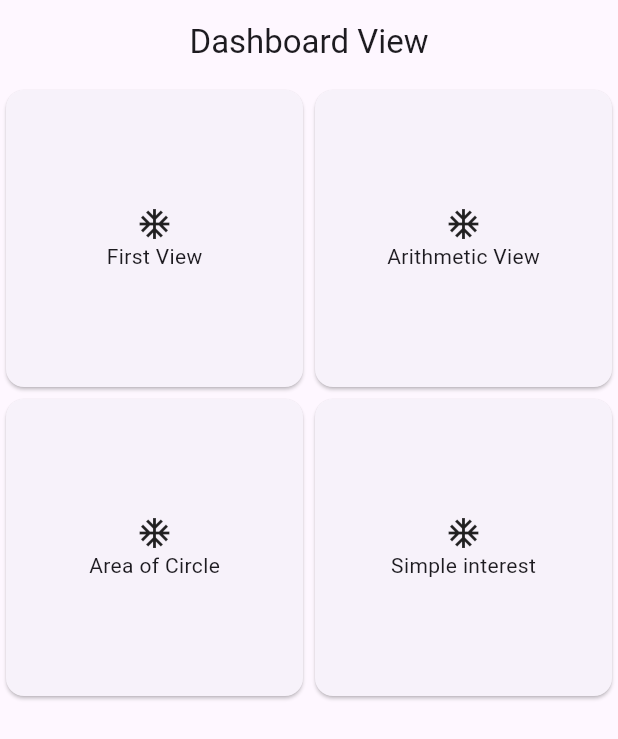
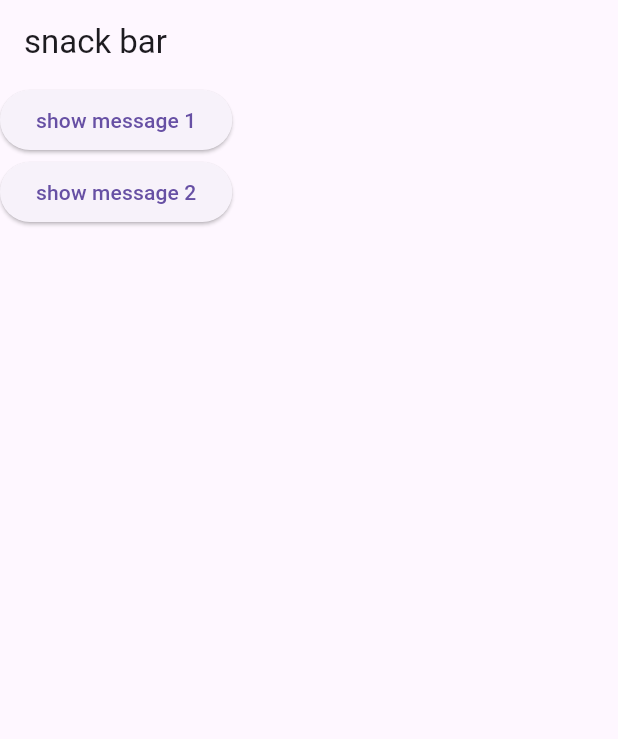
Before and after one commit to kushal1373/First_assignment, a Flutter app: the screen it shows after launch, on a phone screen of 412 x 824 dp. Shown: the top 739 px of the screen. Run offline on Flutter 3.47's test engine with Material 3 defaults, Android fonts, the phone set to English and light mode, and no system bars.

Commit message:
Class practice

```diff
--- a/first_assignment/lib/app.dart
+++ b/first_assignment/lib/app.dart
@@ -1,6 +1,10 @@
+import 'package:first_assignment/view/column_view.dart';
+import 'package:first_assignment/view/container_view.dart';
 import 'package:first_assignment/view/dashboard_view.dart';
+import 'package:first_assignment/view/flexible_expanded_view.dart';
+import 'package:first_assignment/view/load_image_view.dart';
+import 'package:first_assignment/view/show_snack_bar_view.dart';
 import 'package:flutter/material.dart';
-
 
 class MyApp extends StatelessWidget {
   const MyApp({super.key});
@@ -9,8 +13,7 @@ class MyApp extends StatelessWidget {
   Widget build(BuildContext context) {
     return const MaterialApp(
       debugShowCheckedModeBanner: false,
-      home: DashboardView(),
-
+      home: ShowSnackbarView(),
     );
   }
 }
--- /dev/null
+++ b/first_assignment/lib/view/show_snack_bar_view.dart
@@ -0,0 +1,40 @@
+import 'package:flutter/material.dart';
+
+class ShowSnackbarView extends StatefulWidget {
+  const ShowSnackbarView({super.key});
+
+  @override
+  State<ShowSnackbarView> createState() => _ShowSnackbarViewState();
+}
+
+class _ShowSnackbarViewState extends State<ShowSnackbarView> {
+  _showSnackbar() {
+    ScaffoldMessenger.of(context).showSnackBar(const SnackBar(
+      content: Text("hello world1"),
+      duration: Duration(seconds: 3),
+    ));
+  }
+
+  _showSnack1() {
+    ScaffoldMessenger.of(context).showSnackBar(const SnackBar(
+      content: Text("hello kushal"),
+      duration: Duration(seconds: 3),
+    ));
+  }
+
+  @override
+  Widget build(BuildContext context) {
+    return Scaffold(
+      appBar: AppBar(
+        title: Text("snack bar"),
+      ),
+      body: Column(
+        children: [
+          ElevatedButton(
+              onPressed: _showSnackbar, child: Text("show message 1")),
+          ElevatedButton(onPressed: _showSnack1, child: Text("show message 2"))
+        ],
+      ),
+    );
+  }
+}
--- a/first_assignment/pubspec.yaml
+++ b/first_assignment/pubspec.yaml
@@ -59,9 +59,9 @@ flutter:
   uses-material-design: true
 
   # To add assets to your application, add an assets section, like this:
-  # assets:
-  #   - images/a_dot_burr.jpeg
-  #   - images/a_dot_ham.jpeg
+  assets:
+    - assets/images/
+    - assets/images/
 
   # An image asset can refer to one or more resolution-specific "variants", see
   # https://flutter.dev/assets-and-images/#resolution-aware
```
Also changed, not shown: first_assignment/lib/view/column_view.dart (added, +32 -0 lines), first_assignment/lib/view/container_view.dart (added, +36 -0 lines), first_assignment/lib/view/flexible_expanded_view.dart (added, +33 -0 lines), first_assignment/lib/view/load_image_view.dart (added, +37 -0 lines), first_assignment/assets/images/ronaldo.jpg (added), first_assignment/assets/images/ronaldo1.jpg (added).
